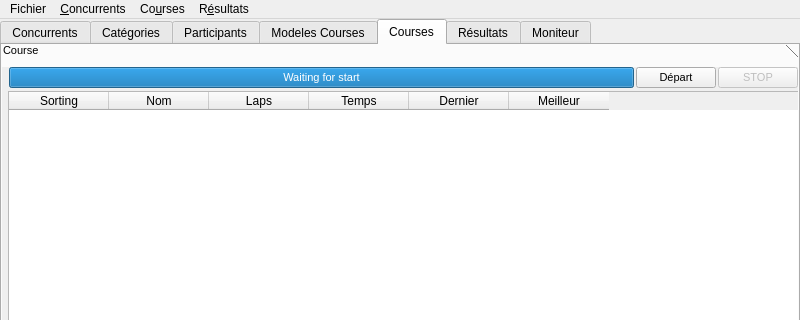
This is defGui/MainWindow.ui in alcatrazproduction/Chrono as Qt 5 draws it before an edit; both pictures show x 0 to 800 and y 0 to 320 of the 800 by 600 pixel window. The edited form follows.
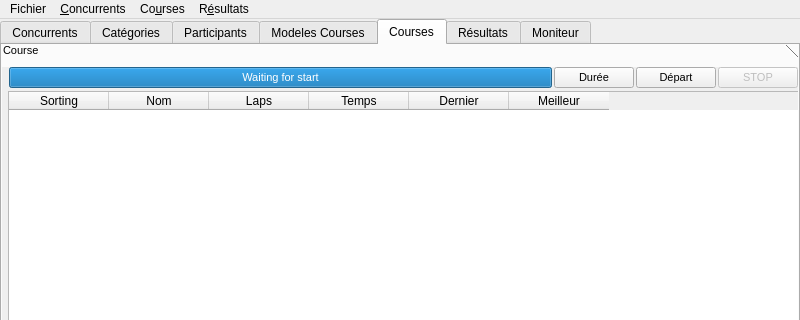
This is the edited form.

What changed in the file:
```diff
--- a/defGui/MainWindow.ui
+++ b/defGui/MainWindow.ui
@@ -1658,6 +1658,14 @@
        <number>6</number>
       </property>
       <widget class="QWidget" name="P_Race">
+       <property name="geometry">
+        <rect>
+         <x>0</x>
+         <y>0</y>
+         <width>821</width>
+         <height>487</height>
+        </rect>
+       </property>
        <property name="sizePolicy">
         <sizepolicy hsizetype="Minimum" vsizetype="Minimum">
          <horstretch>0</horstretch>
@@ -1708,7 +1716,7 @@
           <number>0</number>
          </property>
          <item>
-          <layout class="QHBoxLayout" name="horizontalLayout_4" stretch="0,0,0">
+          <layout class="QHBoxLayout" name="horizontalLayout_4" stretch="0,0,0,0">
            <property name="spacing">
             <number>2</number>
            </property>
@@ -1758,6 +1766,28 @@
              </property>
             </widget>
            </item>
+           <item>
+            <widget class="QPushButton" name="B_Define">
+             <property name="toolTip">
+              <string notr="true"/>
+             </property>
+             <property name="statusTip">
+              <string notr="true"/>
+             </property>
+             <property name="accessibleName">
+              <string notr="true"/>
+             </property>
+             <property name="accessibleDescription">
+              <string notr="true"/>
+             </property>
+             <property name="text">
+              <string>Durée</string>
+             </property>
+             <property name="shortcut">
+              <string notr="true"/>
+             </property>
+            </widget>
+           </item>
            <item>
             <widget class="QPushButton" name="B_Start">
              <property name="toolTip">
```
Left out of the diff: 4 changed lines with no effect on the pictures.
